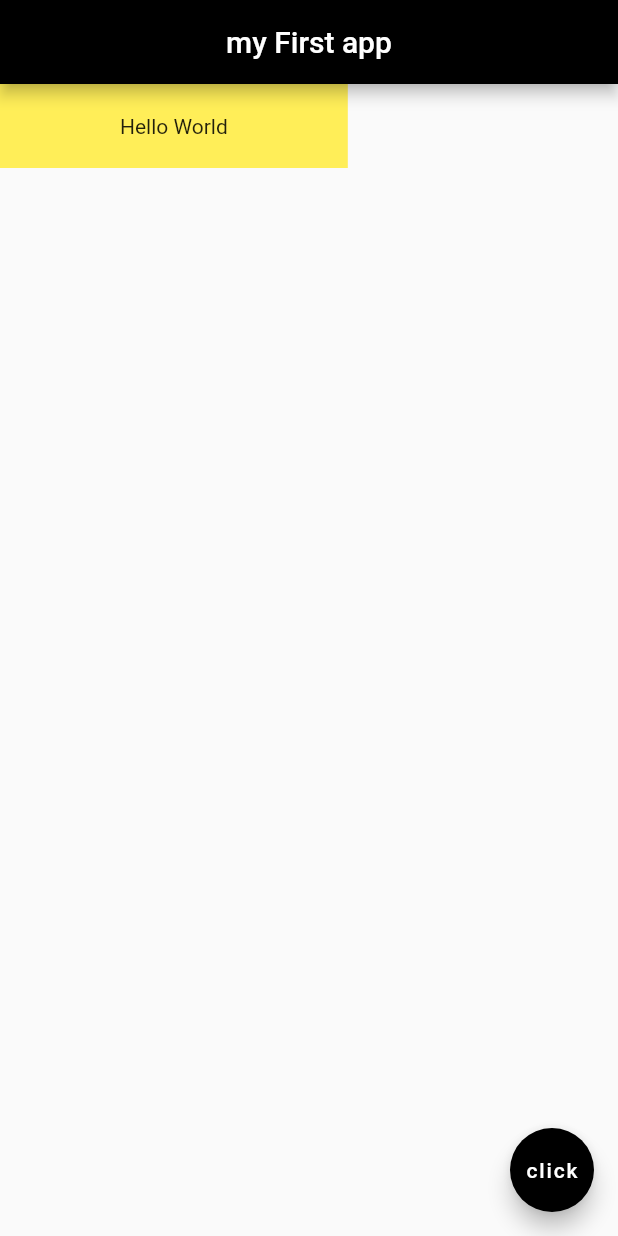
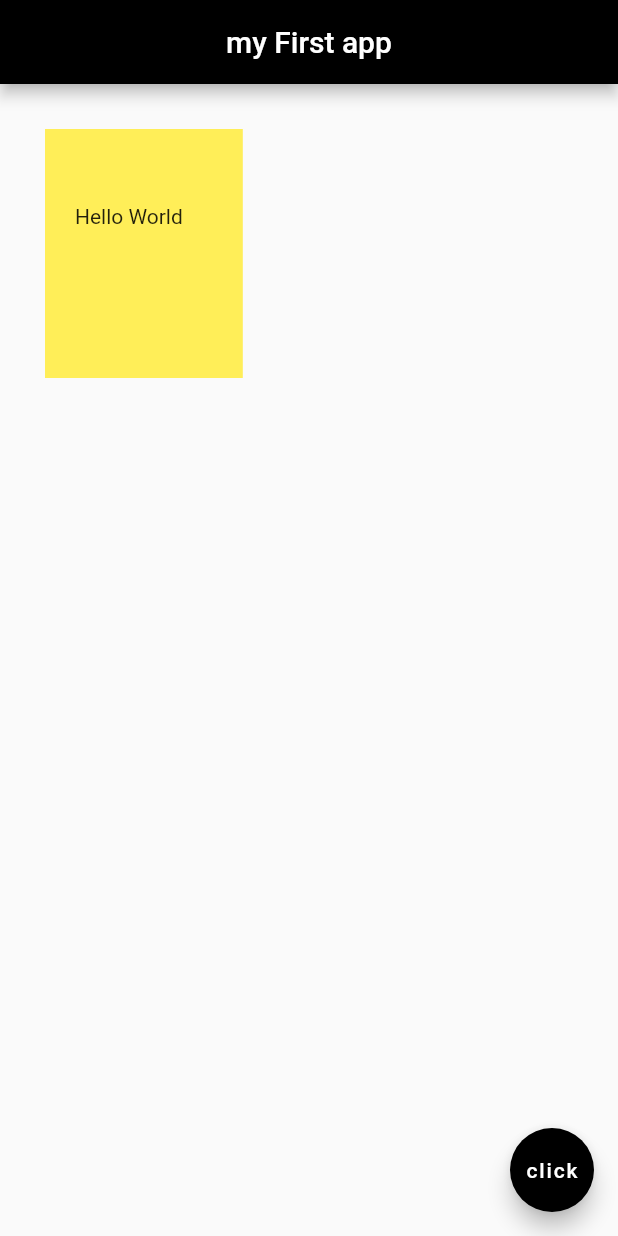
Before and after one commit to zinmyoswe/Flutter-Learning, a Flutter app: the screen it shows after launch, on a phone screen of 412 x 824 dp. Run offline on Flutter 3.47's test engine with Material 2 defaults, Android fonts, the phone set to English and light mode, and no system bars.

Commit message:
my changes

```diff
--- a/lib/main.dart
+++ b/lib/main.dart
@@ -14,11 +14,12 @@ class Home extends StatelessWidget {
         backgroundColor: Colors.black,
 
       ),
-      body: Container(
-        padding: EdgeInsets.symmetric(horizontal: 80.0, vertical: 20.0),
+          body: Container(
+        padding: EdgeInsets.fromLTRB(20.0,50.0,40.0,100.0),
+        margin: EdgeInsets.all(30.0),
         color: Colors.yellow[400],
         child: Text('Hello World'),
-    ),
+      ),
 
 
       floatingActionButton: FloatingActionButton(
```
